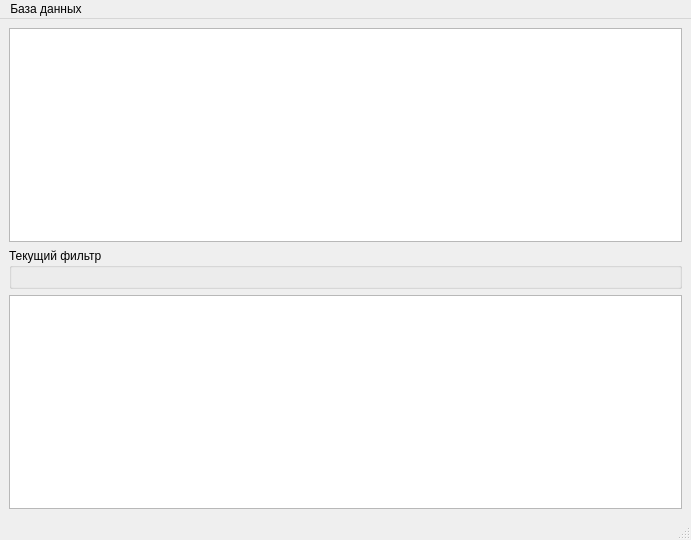
First picture: the form in src/ui/MainWindowUI.ui, repository kiselev-dmitrii/climberdb, before the edit.
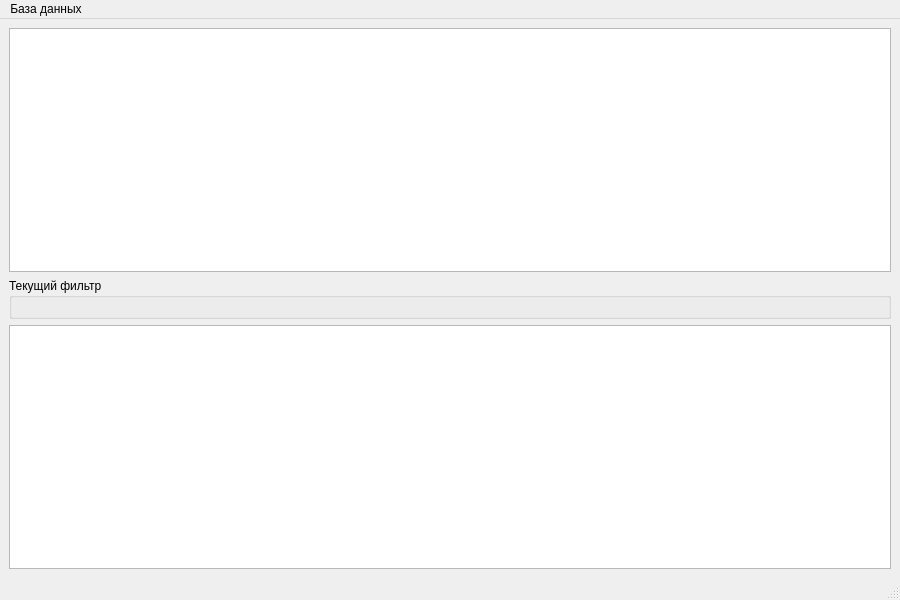
Second picture: the form after the edit.

Commit message: Make QTableView in MainWindow. Add Settings table for saving settings of application

```diff
--- a/src/ui/MainWindowUI.ui
+++ b/src/ui/MainWindowUI.ui
@@ -6,8 +6,8 @@
    <rect>
     <x>0</x>
     <y>0</y>
-    <width>691</width>
-    <height>540</height>
+    <width>900</width>
+    <height>600</height>
    </rect>
   </property>
   <property name="windowTitle">
@@ -18,7 +18,26 @@
     <item>
      <layout class="QVBoxLayout" name="ltMainLayout">
       <item>
-       <widget class="QTableView" name="tvTodaySale"/>
+       <widget class="QTableView" name="tvProducts">
+        <property name="selectionMode">
+         <enum>QAbstractItemView::SingleSelection</enum>
+        </property>
+        <property name="selectionBehavior">
+         <enum>QAbstractItemView::SelectRows</enum>
+        </property>
+        <attribute name="horizontalHeaderCascadingSectionResizes">
+         <bool>false</bool>
+        </attribute>
+        <attribute name="verticalHeaderCascadingSectionResizes">
+         <bool>false</bool>
+        </attribute>
+        <attribute name="verticalHeaderDefaultSectionSize">
+         <number>20</number>
+        </attribute>
+        <attribute name="verticalHeaderStretchLastSection">
+         <bool>false</bool>
+        </attribute>
+       </widget>
       </item>
       <item>
        <widget class="QGroupBox" name="gbCurrentFilter">
@@ -43,7 +62,7 @@
     <rect>
      <x>0</x>
      <y>0</y>
-     <width>691</width>
+     <width>900</width>
      <height>19</height>
     </rect>
    </property>
```
Left out of the diff: 2 changed lines with no effect on the pictures. The commit also changes 10 other files.
